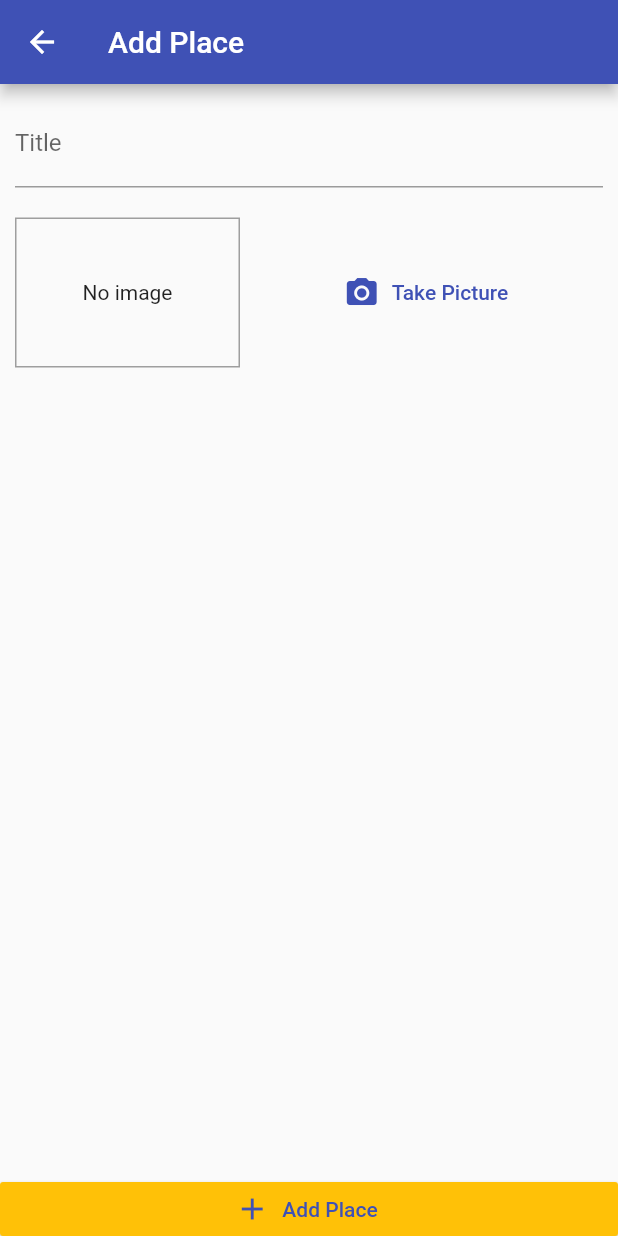
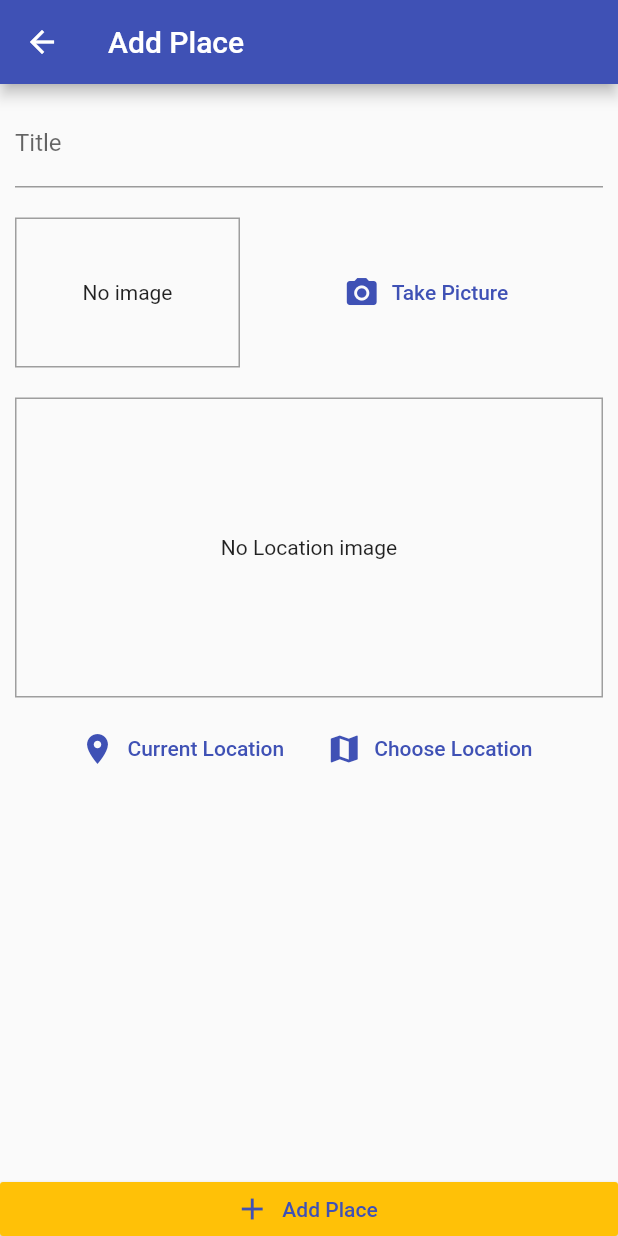
Before and after one commit to Muhammed-AbdelGhany/Places-app, a Flutter app: the screen it shows after launch, after a tap on the "add" icon, on a phone screen of 412 x 824 dp. Run offline on Flutter 3.47's test engine with Material 2 defaults, Android fonts, the phone set to English and light mode, and no system bars; our stand-ins replace image_picker, location, sqflite; accounts and stored records are empty.

Commit message:
sql lite is added as storage and working fine

```diff
--- /dev/null
+++ b/lib/helpers/db_helper.dart
@@ -0,0 +1,24 @@
+import 'package:path/path.dart' as p;
+import 'package:sqflite/sqflite.dart' as sql;
+
+class DBHelper {
+  static Future<sql.Database> db() async {
+    final dbPath = await sql.getDatabasesPath();
+    return sql.openDatabase(p.join(dbPath, 'places.db'),
+        onCreate: (db, version) {
+      return db.execute(
+          'CREATE TABLE places (id TEXT PRIMARY KEY,title TEXT, image TEXT)');
+    }, version: 1);
+  }
+
+  static Future<void> insert(String table, Map<String, Object> data) async {
+    final database = await DBHelper.db();
+    database.insert(table, data,
+        conflictAlgorithm: sql.ConflictAlgorithm.replace);
+  }
+
+  static Future<List<Map<String, dynamic>>> fetchDB(String table) async {
+    final database = await DBHelper.db();
+    return database.query(table);
+  }
+}
--- a/lib/providers/places.dart
+++ b/lib/providers/places.dart
@@ -1,10 +1,45 @@
+import 'dart:io';
+
 import 'package:flutter/foundation.dart';
+import 'package:places_app/helpers/db_helper.dart';
 import 'package:places_app/models/place.dart';
 
 class Places with ChangeNotifier {
-  final List<Place> _items = [];
+  List<Place> _items = [];
 
   List<Place> get items {
     return [..._items];
   }
+
+  void addPlace(File pickedImage, String title) {
+    final newPlace = Place(
+        id: DateTime.now().toString(),
+        title: title,
+        location: null,
+        image: pickedImage);
+    _items.add(newPlace);
+    notifyListeners();
+    DBHelper.insert('places', {
+      'title': newPlace.title,
+      'id': newPlace.id,
+      'image': newPlace.image.path
+    });
+  }
+
+  Future<void> fetchPlaces() async {
+    final tableData = await DBHelper.fetchDB('places');
+    _items = tableData
+        .map(
+          (item) => Place(
+            id: item['id'],
+            title: item['title'],
+            location: null,
+            image: File(
+              item['image'],
+            ),
+          ),
+        )
+        .toList();
+    notifyListeners();
+  }
 }
--- a/lib/screens/add_place_screen.dart
+++ b/lib/screens/add_place_screen.dart
@@ -1,5 +1,10 @@
+import 'dart:io';
+
 import 'package:flutter/material.dart';
+import 'package:places_app/providers/places.dart';
 import 'package:places_app/widgets/image_input_widget.dart';
+import 'package:places_app/widgets/location_input_widget.dart';
+import 'package:provider/provider.dart';
 
 class AddPlacesScreen extends StatefulWidget {
   static const routeName = 'add-places';
@@ -9,6 +14,21 @@ class AddPlacesScreen extends StatefulWidget {
 
 class _AddPlacesScreenState extends State<AddPlacesScreen> {
   final _titleController = TextEditingController();
+  File _pickedImage;
+
+  void getImage(File pickedImage) {
+    _pickedImage = pickedImage;
+  }
+
+  void _save() {
+    if (_titleController.text.isEmpty || _pickedImage == null) {
+      return;
+    }
+    Provider.of<Places>(context, listen: false)
+        .addPlace(_pickedImage, _titleController.text);
+    Navigator.pop(context);
+  }
+
   @override
   Widget build(BuildContext context) {
     return Scaffold(
@@ -32,13 +52,19 @@ class _AddPlacesScreenState extends State<AddPlacesScreen> {
                   SizedBox(
                     height: 20,
                   ),
-                  ImageInputWidget(),
+                  ImageInputWidget(
+                    onSelectImage: getImage,
+                  ),
+                  SizedBox(
+                    height: 20,
+                  ),
+                  LocationInputWidget(),
                 ],
               ),
             ),
           ),
           RaisedButton.icon(
-            onPressed: () {},
+            onPressed: _save,
             icon: Icon(
               Icons.add,
               color: Theme.of(context).primaryColor,
--- a/lib/screens/places_screen.dart
+++ b/lib/screens/places_screen.dart
@@ -1,5 +1,7 @@
 import 'package:flutter/material.dart';
+import 'package:places_app/providers/places.dart';
 import 'package:places_app/screens/add_place_screen.dart';
+import 'package:provider/provider.dart';
 
 class PlacesScreen extends StatelessWidget {
   @override
@@ -15,8 +17,31 @@ class PlacesScreen extends StatelessWidget {
               })
         ],
       ),
-      body: Center(
-        child: Text('loading'),
+      body: FutureBuilder(
+        future: Provider.of<Places>(context, listen: false).fetchPlaces(),
+        builder: (ctx, snapshot) =>
+            snapshot.connectionState == ConnectionState.waiting
+                ? Center(child: CircularProgressIndicator())
+                : Consumer<Places>(
+                    child: Center(
+                      child: Text('No places to view !'),
+                    ),
+                    builder: (context, places, ch) => places.items.length == 0
+                        ? ch
+                        : ListView.builder(
+                            itemBuilder: (ctx, i) {
+                              return ListTile(
+                                leading: CircleAvatar(
+                                  backgroundImage: FileImage(
+                                    places.items[i].image,
+                                  ),
+                                ),
+                                title: Text(places.items[i].title),
+                              );
+                            },
+                            itemCount: places.items.length,
+                          ),
+                  ),
       ),
     );
   }
--- a/lib/widgets/image_input_widget.dart
+++ b/lib/widgets/image_input_widget.dart
@@ -2,17 +2,33 @@ import 'dart:io';
 
 import 'package:flutter/material.dart';
 import 'package:image_picker/image_picker.dart';
+import 'package:path_provider/path_provider.dart' as pprovider;
+import 'package:path/path.dart' as p;
 
 class ImageInputWidget extends StatefulWidget {
+  Function onSelectImage;
+  ImageInputWidget({this.onSelectImage});
   @override
   _ImageInputWidgetState createState() => _ImageInputWidgetState();
 }
 
 class _ImageInputWidgetState extends State<ImageInputWidget> {
   File _storedImage;
+  final picker = ImagePicker();
+
   Future<void> _takePicture() async {
     final imageFile =
-        await ImagePicker().getImage(source: ImageSource.camera, maxWidth: 600);
+        await picker.getImage(source: ImageSource.camera, maxWidth: 600);
+    if (imageFile == null) {
+      return;
+    }
+    setState(() {
+      _storedImage = File(imageFile.path);
+    });
+    final appDir = await pprovider.getApplicationDocumentsDirectory();
+    final imageName = p.basename(imageFile.path);
+    final savedImage = await _storedImage.copy('${appDir.path}/$imageName');
+    widget.onSelectImage(savedImage);
   }
 
   @override
@@ -29,6 +45,7 @@ class _ImageInputWidgetState extends State<ImageInputWidget> {
               ? Image.file(
                   _storedImage,
                   fit: BoxFit.cover,
+                  width: 150,
                 )
               : Text('No image'),
           alignment: Alignment.center,
--- /dev/null
+++ b/lib/widgets/location_input_widget.dart
@@ -0,0 +1,61 @@
+import 'package:flutter/material.dart';
+import 'package:location/location.dart';
+
+class LocationInputWidget extends StatefulWidget {
+  @override
+  _LocationInputWidgetState createState() => _LocationInputWidgetState();
+}
+
+class _LocationInputWidgetState extends State<LocationInputWidget> {
+  String _locationImageUrl;
+
+  Future<void> _getCurrentLocation() async {
+    final locationData = await Location().getLocation();
+    print(locationData.longitude);
+    print(locationData.latitude);
+  }
+
+  @override
+  Widget build(BuildContext context) {
+    return Column(
+      children: [
+        Container(
+          height: 200,
+          width: double.infinity,
+          alignment: Alignment.center,
+          decoration: BoxDecoration(
+            border: Border.all(width: 1, color: Colors.grey),
+          ),
+          child: _locationImageUrl == null
+              ? Text('No Location image')
+              : Image.network(
+                  _locationImageUrl,
+                  width: double.infinity,
+                  fit: BoxFit.cover,
+                ),
+        ),
+        SizedBox(
+          height: 10,
+        ),
+        Row(mainAxisAlignment: MainAxisAlignment.center, children: [
+          FlatButton.icon(
+            onPressed: _getCurrentLocation,
+            textColor: Theme.of(context).primaryColor,
+            icon: Icon(Icons.location_on),
+            label: Text(
+              'Current Location',
+            ),
+          ),
+          FlatButton.icon(
+            onPressed: () {},
+            textColor: Theme.of(context).primaryColor,
+            icon: Icon(Icons.map),
+            label: Text(
+              'Choose Location',
+            ),
+          ),
+        ]),
+      ],
+    );
+  }
+}
--- a/pubspec.yaml
+++ b/pubspec.yaml
@@ -25,6 +25,10 @@ dependencies:
     sdk: flutter
   provider: ^4.3.3
   image_picker: ^0.6.7+22
+  path_provider: ^1.6.27
+  path: ^1.7.0
+  sqflite: ^1.3.2+3
+  location: ^3.2.4
 
 
   # The following adds the Cupertino Icons font to your application.
```
Also changed, not shown: pubspec.lock, 1 other file.
